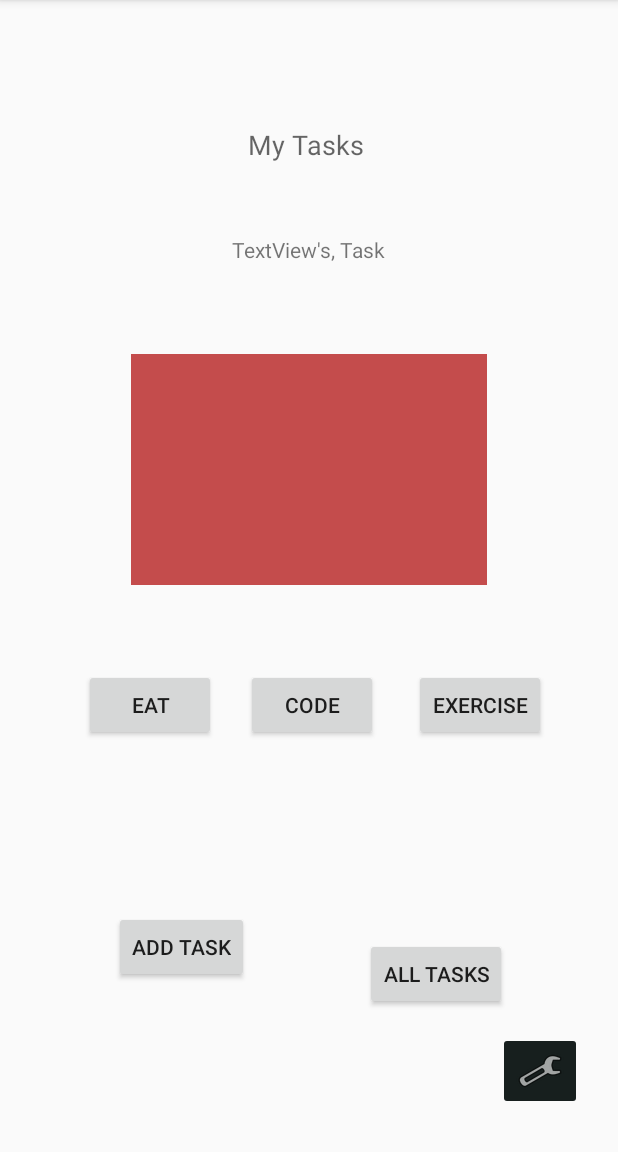
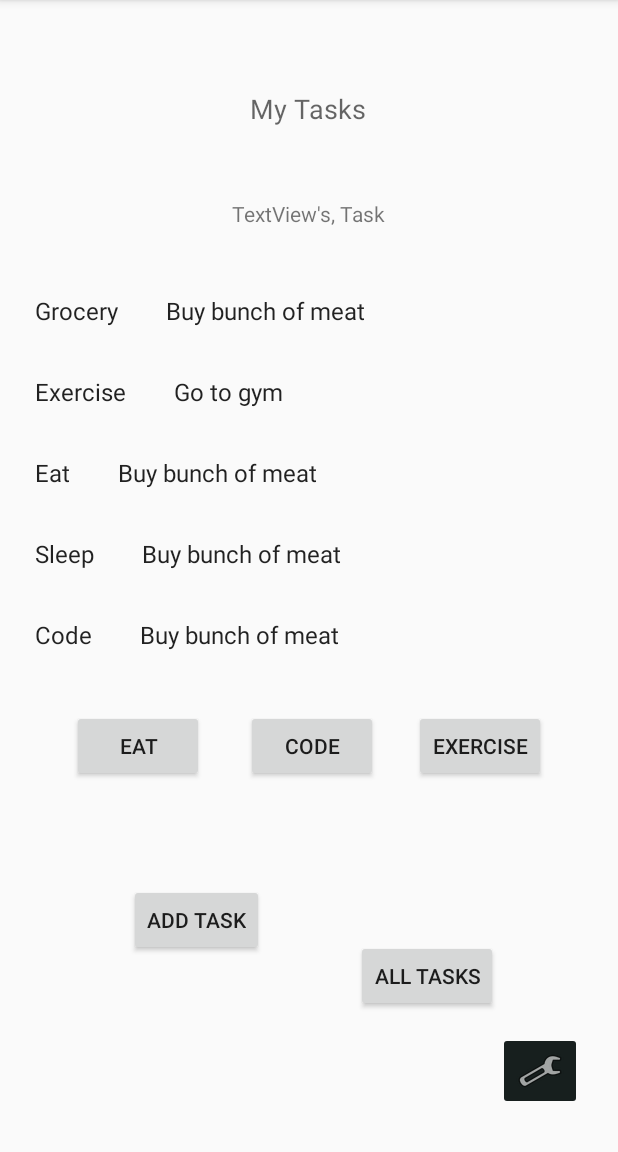
Before and after one commit to JBajracharya/taskMaster, an Android app: the screen it shows after launch (MainActivity), on a phone screen of 412 x 824 dp, the part 84-1236 px from its top. Run offline under Robolectric (Android 15) with nearby library versions, the phone set to English and light mode, and no system bars.

```diff
--- a/app/build.gradle
+++ b/app/build.gradle
@@ -24,6 +24,8 @@ dependencies {
     implementation 'androidx.appcompat:appcompat:1.0.2'
     implementation 'androidx.constraintlayout:constraintlayout:1.1.3'
     implementation 'androidx.preference:preference:1.1.0-alpha05'
+    implementation 'androidx.legacy:legacy-support-v4:1.0.0'
+    implementation 'androidx.recyclerview:recyclerview:1.0.0'
     testImplementation 'junit:junit:4.12'
     androidTestImplementation 'androidx.test.ext:junit:1.1.0'
     androidTestImplementation 'androidx.test.espresso:espresso-core:3.1.1'
--- a/app/src/main/java/com/bajracharya/taskmaster/MainActivity.java
+++ b/app/src/main/java/com/bajracharya/taskmaster/MainActivity.java
@@ -45,27 +45,27 @@ public class MainActivity extends AppCompatActivity {
             @Override
             public void onClick(View v) {
                 Intent goToTaskDetail = new Intent(MainActivity.this, TaskDetail.class);
-                goToTaskDetail.putExtra("task1", task1.getText().toString());
+                goToTaskDetail.putExtra("task", task1.getText().toString());
                 MainActivity.this.startActivity(goToTaskDetail);
             }
         });
 
         final Button task2 = findViewById(R.id.button6);
-        task1.setOnClickListener(new View.OnClickListener() {
+        task2.setOnClickListener(new View.OnClickListener() {
             @Override
             public void onClick(View v) {
                 Intent goToTaskDetail = new Intent(MainActivity.this, TaskDetail.class);
-                goToTaskDetail.putExtra("task2", task2.getText().toString());
+                goToTaskDetail.putExtra("task", task2.getText().toString());
                 MainActivity.this.startActivity(goToTaskDetail);
             }
         });
 
         final Button task3 = findViewById(R.id.button7);
-        task1.setOnClickListener(new View.OnClickListener() {
+        task3.setOnClickListener(new View.OnClickListener() {
             @Override
             public void onClick(View v) {
                 Intent goToTaskDetail = new Intent(MainActivity.this, TaskDetail.class);
-                goToTaskDetail.putExtra("task3", task3.getText().toString());
+                goToTaskDetail.putExtra("task", task3.getText().toString());
                 MainActivity.this.startActivity(goToTaskDetail);
             }
         });
--- /dev/null
+++ b/app/src/main/java/com/bajracharya/taskmaster/MyTaskListRecyclerViewAdapter.java
@@ -0,0 +1,82 @@
+package com.bajracharya.taskmaster;
+
+import androidx.recyclerview.widget.RecyclerView;
+
+import android.content.Context;
+import android.content.Intent;
+import android.util.Log;
+import android.view.LayoutInflater;
+import android.view.View;
+import android.view.ViewGroup;
+import android.widget.TextView;
+
+import com.bajracharya.taskmaster.TaskListFragment.OnListFragmentInteractionListener;
+import com.bajracharya.taskmaster.dummy.DummyContent.DummyItem;
+
+import java.util.List;
+
+/**
+ * {@link RecyclerView.Adapter} that can display a {@link DummyItem} and makes a call to the
+ * specified {@link OnListFragmentInteractionListener}.
+ * TODO: Replace the implementation with code for your data type.
+ */
+public class MyTaskListRecyclerViewAdapter extends RecyclerView.Adapter<MyTaskListRecyclerViewAdapter.ViewHolder> {
+
+    final static String TAG = "jitendra";
+    private final List<Task> mValues;
+    private final OnListFragmentInteractionListener mListener;
+
+    public MyTaskListRecyclerViewAdapter(List<Task> items, OnListFragmentInteractionListener listener) {
+        mValues = items;
+        mListener = listener;
+    }
+
+    @Override
+    public ViewHolder onCreateViewHolder(ViewGroup parent, int viewType) {
+        View view = LayoutInflater.from(parent.getContext())
+                .inflate(R.layout.fragment_tasklist, parent, false);
+        return new ViewHolder(view);
+    }
+
+    @Override
+    public void onBindViewHolder(final ViewHolder holder, int position) {
+        holder.mItem = mValues.get(position);
+        holder.mTitleView.setText(mValues.get(position).getTitle());
+        holder.mBodyView.setText(mValues.get(position).getBody());
+
+        holder.mView.setOnClickListener(new View.OnClickListener() {
+            @Override
+            public void onClick(View v) {
+                Log.i(TAG, "clicked on the view");
+
+                Context context = v.getContext();
+                Intent goToTaskDetailPage = new Intent(context, TaskDetail.class);
+                context.startActivity(goToTaskDetailPage);
+            }
+        });
+    }
+
+    @Override
+    public int getItemCount() {
+        return mValues.size();
+    }
+
+    public class ViewHolder extends RecyclerView.ViewHolder {
+        public final View mView;
+        public final TextView mTitleView;
+        public final TextView mBodyView;
+        public Task mItem;
+
+        public ViewHolder(View view) {
+            super(view);
+            mView = view;
+            mTitleView = (TextView) view.findViewById(R.id.title);
+            mBodyView = (TextView) view.findViewById(R.id.body);
+        }
+
+        @Override
+        public String toString() {
+            return super.toString() + " '" + mBodyView.getText() + "'";
+        }
+    }
+}
--- /dev/null
+++ b/app/src/main/java/com/bajracharya/taskmaster/Task.java
@@ -0,0 +1,39 @@
+package com.bajracharya.taskmaster;
+
+class Task {
+    String title;
+    String body;
+    String state;
+
+    public String getTitle() {
+        return title;
+    }
+
+    public void setTitle(String title) {
+        this.title = title;
+    }
+
+    public String getBody() {
+        return body;
+    }
+
+    public void setBody(String body) {
+        this.body = body;
+    }
+
+    public String getState() {
+        return state;
+    }
+
+    public void setState(String state) {
+        this.state = state;
+    }
+
+    public Task(String title, String body, String state) {
+        this.title = title;
+        this.body = body;
+        this.state = state;
+    }
+
+
+}
--- /dev/null
+++ b/app/src/main/java/com/bajracharya/taskmaster/TaskListFragment.java
@@ -0,0 +1,120 @@
+package com.bajracharya.taskmaster;
+
+import android.content.Context;
+import android.os.Bundle;
+
+import androidx.fragment.app.Fragment;
+import androidx.recyclerview.widget.GridLayoutManager;
+import androidx.recyclerview.widget.LinearLayoutManager;
+import androidx.recyclerview.widget.RecyclerView;
+
+import android.view.LayoutInflater;
+import android.view.View;
+import android.view.ViewGroup;
+
+import com.bajracharya.taskmaster.dummy.DummyContent;
+import com.bajracharya.taskmaster.dummy.DummyContent.DummyItem;
+
+import java.util.ArrayList;
+import java.util.List;
+
+/**
+ * A fragment representing a list of Items.
+ * <p/>
+ * Activities containing this fragment MUST implement the {@link OnListFragmentInteractionListener}
+ * interface.
+ */
+public class TaskListFragment extends Fragment {
+
+    // TODO: Customize parameter argument names
+    private static final String ARG_COLUMN_COUNT = "column-count";
+    // TODO: Customize parameters
+    private int mColumnCount = 1;
+    private OnListFragmentInteractionListener mListener;
+
+    /**
+     * Mandatory empty constructor for the fragment manager to instantiate the
+     * fragment (e.g. upon screen orientation changes).
+     */
+    public TaskListFragment() {
+    }
+
+    // TODO: Customize parameter initialization
+    @SuppressWarnings("unused")
+    public static TaskListFragment newInstance(int columnCount) {
+        TaskListFragment fragment = new TaskListFragment();
+        Bundle args = new Bundle();
+        args.putInt(ARG_COLUMN_COUNT, columnCount);
+        fragment.setArguments(args);
+        return fragment;
+    }
+
+    @Override
+    public void onCreate(Bundle savedInstanceState) {
+        super.onCreate(savedInstanceState);
+
+        if (getArguments() != null) {
+            mColumnCount = getArguments().getInt(ARG_COLUMN_COUNT);
+        }
+    }
+
+    @Override
+    public View onCreateView(LayoutInflater inflater, ViewGroup container,
+                             Bundle savedInstanceState) {
+        View view = inflater.inflate(R.layout.fragment_tasklist_list, container, false);
+
+        // Set the adapter
+        if (view instanceof RecyclerView) {
+            Context context = view.getContext();
+            RecyclerView recyclerView = (RecyclerView) view;
+            if (mColumnCount <= 1) {
+                recyclerView.setLayoutManager(new LinearLayoutManager(context));
+            } else {
+                recyclerView.setLayoutManager(new GridLayoutManager(context, mColumnCount));
+            }
+
+            List<Task> listOfTasks = new ArrayList<>();
+            listOfTasks.add(new Task("Grocery", "Buy bunch of meat", "new"));
+            listOfTasks.add(new Task("Exercise", "Go to gym", "new"));
+            listOfTasks.add(new Task("Eat", "Buy bunch of meat", "new"));
+            listOfTasks.add(new Task("Sleep", "Buy bunch of meat", "new"));
+            listOfTasks.add(new Task("Code", "Buy bunch of meat", "new"));
+            listOfTasks.add(new Task("Run", "Buy bunch of meat", "new"));
+            recyclerView.setAdapter(new MyTaskListRecyclerViewAdapter(listOfTasks, null));
+        }
+        return view;
+    }
+
+
+    @Override
+    public void onAttach(Context context) {
+        super.onAttach(context);
+        if (context instanceof OnListFragmentInteractionListener) {
+            mListener = (OnListFragmentInteractionListener) context;
+        } else {
+//            throw new RuntimeException(context.toString()
+//                    + " must implement OnListFragmentInteractionListener");
+        }
+    }
+
+    @Override
+    public void onDetach() {
+        super.onDetach();
+        mListener = null;
+    }
+
+    /**
+     * This interface must be implemented by activities that contain this
+     * fragment to allow an interaction in this fragment to be communicated
+     * to the activity and potentially other fragments contained in that
+     * activity.
+     * <p/>
+     * See the Android Training lesson <a href=
+     * "http://developer.android.com/training/basics/fragments/communicating.html"
+     * >Communicating with Other Fragments</a> for more information.
+     */
+    public interface OnListFragmentInteractionListener {
+        // TODO: Update argument type and name
+        void onListFragmentInteraction(DummyItem item);
+    }
+}
--- /dev/null
+++ b/app/src/main/java/com/bajracharya/taskmaster/dummy/DummyContent.java
@@ -0,0 +1,72 @@
+package com.bajracharya.taskmaster.dummy;
+
+import java.util.ArrayList;
+import java.util.HashMap;
+import java.util.List;
+import java.util.Map;
+
+/**
+ * Helper class for providing sample content for user interfaces created by
+ * Android template wizards.
+ * <p>
+ * TODO: Replace all uses of this class before publishing your app.
+ */
+public class DummyContent {
+
+    /**
+     * An array of sample (dummy) items.
+     */
+    public static final List<DummyItem> ITEMS = new ArrayList<DummyItem>();
+
+    /**
+     * A map of sample (dummy) items, by ID.
+     */
+    public static final Map<String, DummyItem> ITEM_MAP = new HashMap<String, DummyItem>();
+
+    private static final int COUNT = 25;
+
+    static {
+        // Add some sample items.
+        for (int i = 1; i <= COUNT; i++) {
+            addItem(createDummyItem(i));
+        }
+    }
+
+    private static void addItem(DummyItem item) {
+        ITEMS.add(item);
+        ITEM_MAP.put(item.id, item);
+    }
+
+    private static DummyItem createDummyItem(int position) {
+        return new DummyItem(String.valueOf(position), "Item " + position, makeDetails(position));
+    }
+
+    private static String makeDetails(int position) {
+        StringBuilder builder = new StringBuilder();
+        builder.append("Details about Item: ").append(position);
+        for (int i = 0; i < position; i++) {
+            builder.append("\nMore details information here.");
+        }
+        return builder.toString();
+    }
+
+    /**
+     * A dummy item representing a piece of content.
+     */
+    public static class DummyItem {
+        public final String id;
+        public final String content;
+        public final String details;
+
+        public DummyItem(String id, String content, String details) {
+            this.id = id;
+            this.content = content;
+            this.details = details;
+        }
+
+        @Override
+        public String toString() {
+            return content;
+        }
+    }
+}
--- a/app/src/main/res/layout/activity_main.xml
+++ b/app/src/main/res/layout/activity_main.xml
@@ -6,50 +6,43 @@
     android:layout_height="match_parent"
     tools:context=".MainActivity">
 
-    <ImageView
-        android:id="@+id/imageView"
-        android:layout_width="237dp"
-        android:layout_height="154dp"
-        android:layout_marginTop="60dp"
-        android:background="#C44C4C"
-        app:layout_constraintEnd_toEndOf="parent"
-        app:layout_constraintStart_toStartOf="parent"
-        app:layout_constraintTop_toBottomOf="@+id/textView12"
-        tools:srcCompat="@tools:sample/avatars" />
-
     <Button
         android:id="@+id/button"
         android:layout_width="wrap_content"
         android:layout_height="wrap_content"
-        android:layout_marginStart="76dp"
+        android:layout_marginStart="84dp"
+        android:layout_marginTop="68dp"
+        android:layout_marginBottom="92dp"
         android:text="ADD TASK"
         app:layout_constraintBottom_toBottomOf="parent"
+        app:layout_constraintEnd_toStartOf="@+id/button2"
+        app:layout_constraintHorizontal_bias="0.032"
         app:layout_constraintStart_toStartOf="parent"
-        app:layout_constraintTop_toBottomOf="@+id/button5" />
+        app:layout_constraintTop_toBottomOf="@+id/button5"
+        app:layout_constraintVertical_bias="0.0" />
 
     <Button
         android:id="@+id/button2"
         android:layout_width="wrap_content"
         android:layout_height="wrap_content"
+        android:layout_marginEnd="80dp"
         android:layout_marginBottom="92dp"
         android:text="All Tasks"
         app:layout_constraintBottom_toBottomOf="parent"
         app:layout_constraintEnd_toEndOf="parent"
-        app:layout_constraintHorizontal_bias="0.51"
-        app:layout_constraintStart_toEndOf="@+id/button"
-        app:layout_constraintTop_toBottomOf="@+id/button7"
-        app:layout_constraintVertical_bias="0.979" />
+        app:layout_constraintTop_toBottomOf="@+id/button6"
+        app:layout_constraintVertical_bias="0.985" />
 
     <TextView
         android:id="@+id/textView3"
         android:layout_width="wrap_content"
         android:layout_height="wrap_content"
-        android:layout_marginTop="84dp"
+        android:layout_marginTop="60dp"
         android:text="My Tasks"
         android:textAppearance="@style/TextAppearance.AppCompat.Display1"
         android:textSize="18sp"
         app:layout_constraintEnd_toEndOf="parent"
-        app:layout_constraintHorizontal_bias="0.495"
+        app:layout_constraintHorizontal_bias="0.498"
         app:layout_constraintStart_toStartOf="parent"
         app:layout_constraintTop_toTopOf="parent" />
 
@@ -58,11 +51,13 @@
         android:layout_width="wrap_content"
         android:layout_height="wrap_content"
         android:layout_marginEnd="24dp"
-        android:layout_marginBottom="28dp"
+        android:layout_marginBottom="16dp"
         android:backgroundTint="#171F1E"
         android:onClick="onSettingButtonPress"
         app:layout_constraintBottom_toBottomOf="parent"
         app:layout_constraintEnd_toEndOf="parent"
+        app:layout_constraintTop_toBottomOf="@+id/button2"
+        app:layout_constraintVertical_bias="0.538"
         app:srcCompat="@android:drawable/ic_menu_manage" />
 
     <TextView
@@ -79,32 +74,42 @@
         android:id="@+id/button5"
         android:layout_width="wrap_content"
         android:layout_height="wrap_content"
-        android:layout_marginStart="56dp"
-        android:layout_marginTop="56dp"
+        android:layout_marginStart="48dp"
+        android:layout_marginTop="32dp"
         android:text="Eat"
         app:layout_constraintStart_toStartOf="parent"
-        app:layout_constraintTop_toBottomOf="@+id/imageView" />
+        app:layout_constraintTop_toBottomOf="@+id/fragment" />
 
     <Button
         android:id="@+id/button6"
         android:layout_width="wrap_content"
         android:layout_height="wrap_content"
-        android:layout_marginStart="20dp"
-        android:layout_marginTop="56dp"
+        android:layout_marginStart="28dp"
+        android:layout_marginTop="32dp"
         android:text="code"
         app:layout_constraintEnd_toStartOf="@+id/button7"
         app:layout_constraintHorizontal_bias="0.0"
         app:layout_constraintStart_toEndOf="@+id/button5"
-        app:layout_constraintTop_toBottomOf="@+id/imageView" />
+        app:layout_constraintTop_toBottomOf="@+id/fragment" />
 
     <Button
         android:id="@+id/button7"
         android:layout_width="wrap_content"
         android:layout_height="wrap_content"
-        android:layout_marginTop="56dp"
+        android:layout_marginTop="32dp"
         android:layout_marginEnd="48dp"
         android:text="Exercise"
         app:layout_constraintEnd_toEndOf="parent"
-        app:layout_constraintTop_toBottomOf="@+id/imageView" />
+        app:layout_constraintTop_toBottomOf="@+id/fragment" />
+
+    <fragment
+        android:id="@+id/fragment"
+        android:name="com.bajracharya.taskmaster.TaskListFragment"
+        android:layout_width="397dp"
+        android:layout_height="261dp"
+        android:layout_marginTop="28dp"
+        app:layout_constraintEnd_toEndOf="parent"
+        app:layout_constraintStart_toStartOf="parent"
+        app:layout_constraintTop_toBottomOf="@+id/textView12" />
 
 </androidx.constraintlayout.widget.ConstraintLayout>
--- /dev/null
+++ b/app/src/main/res/layout/fragment_tasklist.xml
@@ -0,0 +1,20 @@
+<?xml version="1.0" encoding="utf-8"?>
+<LinearLayout xmlns:android="http://schemas.android.com/apk/res/android"
+    android:layout_width="wrap_content"
+    android:layout_height="wrap_content"
+    android:orientation="horizontal">
+
+    <TextView
+        android:id="@+id/title"
+        android:layout_width="wrap_content"
+        android:layout_height="wrap_content"
+        android:layout_margin="@dimen/text_margin"
+        android:textAppearance="?attr/textAppearanceListItem" />
+
+    <TextView
+        android:id="@+id/body"
+        android:layout_width="wrap_content"
+        android:layout_height="wrap_content"
+        android:layout_margin="@dimen/text_margin"
+        android:textAppearance="?attr/textAppearanceListItem" />
+</LinearLayout>
--- /dev/null
+++ b/app/src/main/res/layout/fragment_tasklist_list.xml
@@ -0,0 +1,13 @@
+<?xml version="1.0" encoding="utf-8"?>
+<androidx.recyclerview.widget.RecyclerView xmlns:android="http://schemas.android.com/apk/res/android"
+    xmlns:app="http://schemas.android.com/apk/res-auto"
+    xmlns:tools="http://schemas.android.com/tools"
+    android:id="@+id/list"
+    android:name="com.bajracharya.taskmaster.TaskListFragment"
+    android:layout_width="match_parent"
+    android:layout_height="match_parent"
+    android:layout_marginLeft="16dp"
+    android:layout_marginRight="16dp"
+    app:layoutManager="LinearLayoutManager"
+    tools:context=".TaskListFragment"
+    tools:listitem="@layout/fragment_tasklist" />
--- a/app/src/main/res/values/colors.xml
+++ b/app/src/main/res/values/colors.xml
@@ -2,5 +2,5 @@
 <resources>
     <color name="colorPrimary">#008577</color>
     <color name="colorPrimaryDark">#00574B</color>
-    <color name="colorAccent">#D81B60</color>
+    <color name="colorAccent">#40D3E0</color>
 </resources>
--- /dev/null
+++ b/app/src/main/res/values/dimens.xml
@@ -0,0 +1,4 @@
+<?xml version="1.0" encoding="utf-8"?>
+<resources>
+    <dimen name="text_margin">16dp</dimen>
+</resources>
```
Also changed, not shown: 1 other file.
